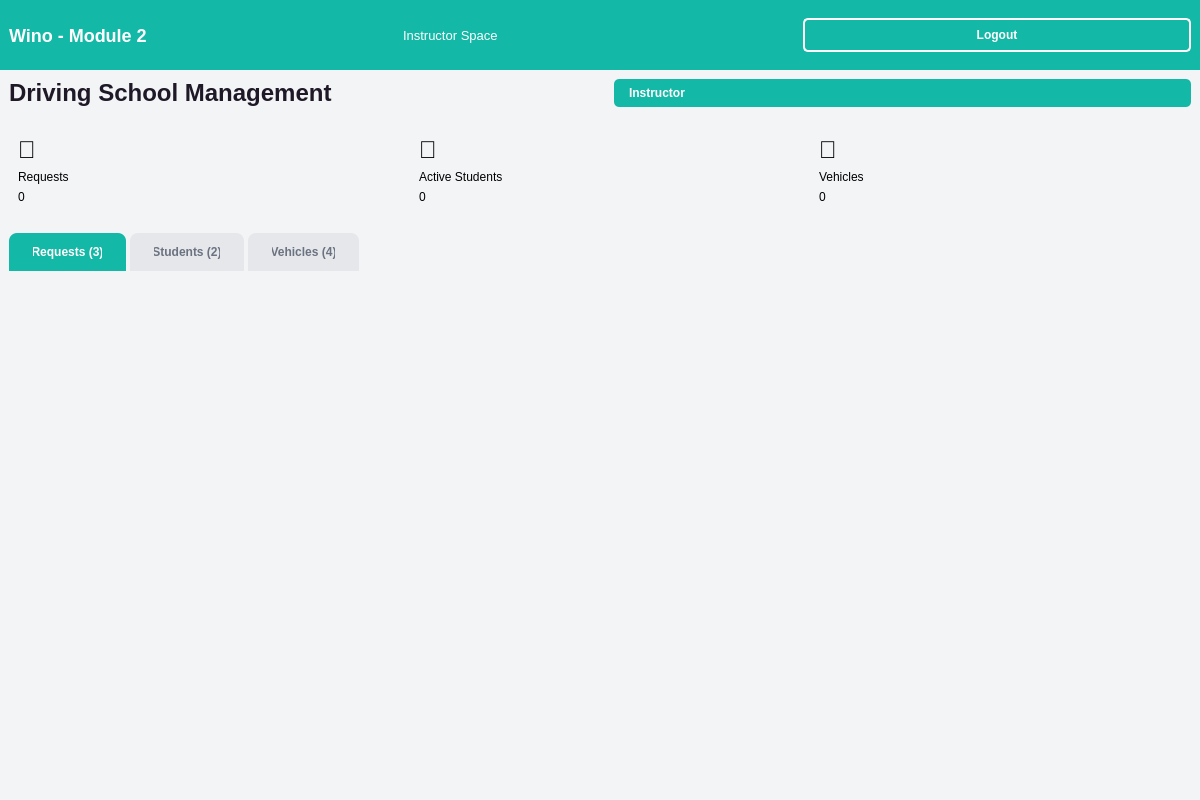
First picture: the form in instructordashboard.ui, repository nesrinemil/wino, before the edit.
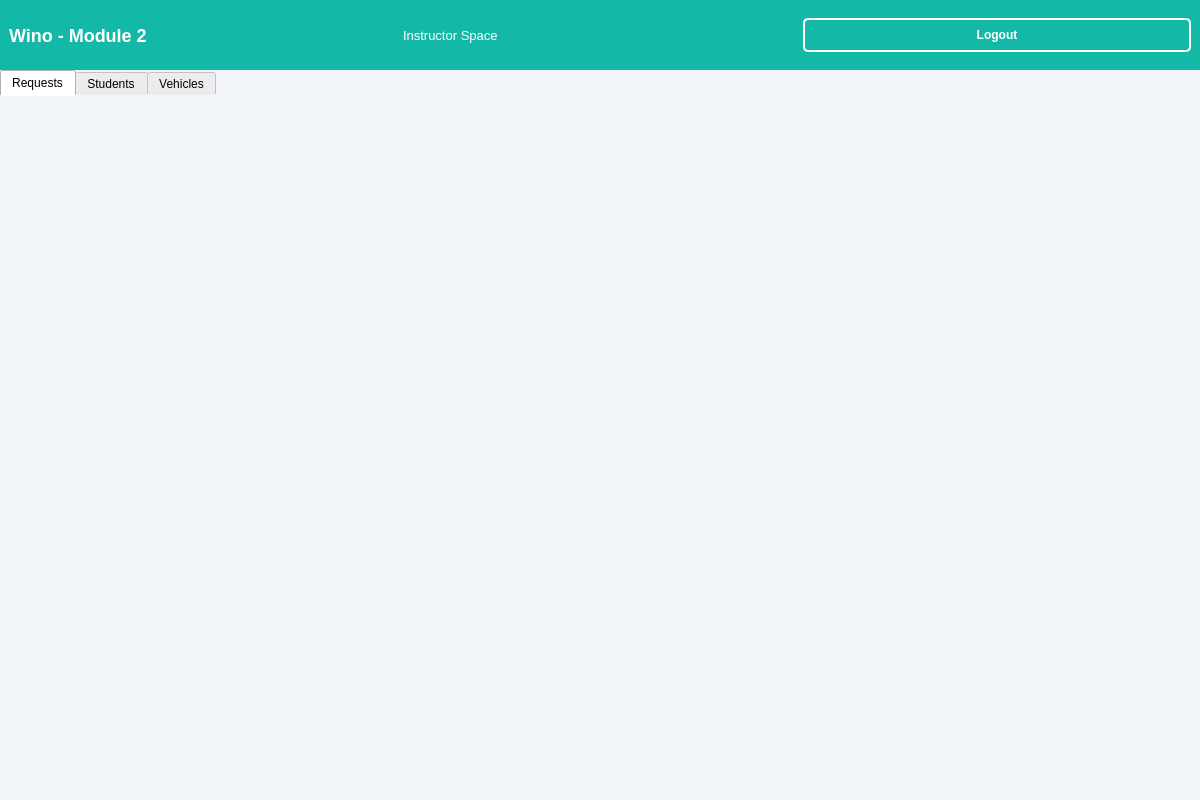
Second picture: the form after the edit.

Commit message: Fix themes, remove admin instructor, improve exam page design and readiness score

```diff
--- a/instructordashboard.ui
+++ b/instructordashboard.ui
@@ -4,17 +4,11 @@
  <widget class="QMainWindow" name="InstructorDashboard">
   <property name="geometry"><rect><x>0</x><y>0</y><width>1200</width><height>800</height></rect></property>
   <property name="windowTitle"><string>Instructor Dashboard</string></property>
-  <property name="styleSheet"><string>QMainWindow { background-color: #F3F4F6; }
+  <property name="styleSheet"><string>QMainWindow { background-color: #F1F5F9; }
 #headerWidget { background-color: #14B8A6; }
 #headerTitle { color: white; font-size: 18px; font-weight: bold; }
 #logoutButton { background-color: transparent; color: white; border: 2px solid white; border-radius: 5px; padding: 8px 20px; font-weight: bold; }
-.statCard { background-color: white; border-radius: 10px; padding: 15px; }
-.statLabel { color: #6B7280; font-size: 13px; }
-.statCount { color: #1F1827; font-size: 28px; font-weight: bold; }
-QTabWidget::pane { border: none; background-color: transparent; }
-QTabBar::tab { background-color: #E5E7EB; color: #6B7280; padding: 12px 24px; border-top-left-radius: 8px; border-top-right-radius: 8px; margin-right: 4px; font-weight: bold; }
-QTabBar::tab:selected { background-color: #14B8A6; color: white; }
-#instructorBadge { background-color: #14B8A6; color: white; border-radius: 5px; padding: 6px 12px; font-weight: bold; }</string></property>
+QTabWidget::pane { border: none; background-color: transparent; }</string></property>
   <widget class="QWidget" name="centralwidget">
    <layout class="QVBoxLayout" name="verticalLayout">
     <property name="spacing"><number>0</number></property>
@@ -36,68 +30,37 @@
     </item>
     <item>
      <widget class="QWidget" name="contentWidget" native="true">
+      <property name="styleSheet"><string>background-color: #F1F5F9;</string></property>
       <layout class="QVBoxLayout" name="verticalLayout_2">
-       <property name="spacing"><number>20</number></property>
-       <item>
-        <layout class="QHBoxLayout" name="horizontalLayout_2">
-         <item><widget class="QLabel" name="pageTitle"><property name="text"><string>Driving School Management</string></property><property name="styleSheet"><string>font-size: 24px; font-weight: bold; color: #1F1827;</string></property></widget></item>
-         <item><spacer name="horizontalSpacer_2"><property name="orientation"><enum>Qt::Horizontal</enum></property></spacer></item>
-         <item><widget class="QLabel" name="instructorBadge"><property name="text"><string>Instructor</string></property></widget></item>
-        </layout>
-       </item>
-       <item>
-        <layout class="QHBoxLayout" name="statsLayout">
-         <item>
-          <widget class="QFrame" name="requestsCard">
-           <property name="class" stdset="0"><string notr="true">statCard</string></property>
-           <layout class="QVBoxLayout" name="verticalLayout_3">
-            <item><widget class="QLabel" name="requestsIcon"><property name="text"><string>📝</string></property><property name="styleSheet"><string>font-size: 24px;</string></property></widget></item>
-            <item><widget class="QLabel" name="requestsLabel"><property name="text"><string>Requests</string></property><property name="class" stdset="0"><string>statLabel</string></property></widget></item>
-            <item><widget class="QLabel" name="requestsCountLabel"><property name="text"><string>0</string></property><property name="class" stdset="0"><string>statCount</string></property></widget></item>
-           </layout>
-          </widget>
-         </item>
-         <item>
-          <widget class="QFrame" name="studentsCard">
-           <property name="class" stdset="0"><string notr="true">statCard</string></property>
-           <layout class="QVBoxLayout" name="verticalLayout_4">
-            <item><widget class="QLabel" name="studentsIcon"><property name="text"><string>👥</string></property><property name="styleSheet"><string>font-size: 24px;</string></property></widget></item>
-            <item><widget class="QLabel" name="studentsLabel"><property name="text"><string>Active Students</string></property><property name="class" stdset="0"><string>statLabel</string></property></widget></item>
-            <item><widget class="QLabel" name="studentsCountLabel"><property name="text"><string>0</string></property><property name="class" stdset="0"><string>statCount</string></property></widget></item>
-           </layout>
-          </widget>
-         </item>
-         <item>
-          <widget class="QFrame" name="vehiclesCard">
-           <property name="class" stdset="0"><string notr="true">statCard</string></property>
-           <layout class="QVBoxLayout" name="verticalLayout_5">
-            <item><widget class="QLabel" name="vehiclesIcon"><property name="text"><string>🚗</string></property><property name="styleSheet"><string>font-size: 24px;</string></property></widget></item>
-            <item><widget class="QLabel" name="vehiclesLabel"><property name="text"><string>Vehicles</string></property><property name="class" stdset="0"><string>statLabel</string></property></widget></item>
-            <item><widget class="QLabel" name="vehiclesCountLabel"><property name="text"><string>0</string></property><property name="class" stdset="0"><string>statCount</string></property></widget></item>
-           </layout>
-          </widget>
-         </item>
-        </layout>
-       </item>
+       <property name="spacing"><number>0</number></property>
+       <property name="leftMargin"><number>0</number></property>
+       <property name="topMargin"><number>0</number></property>
+       <property name="rightMargin"><number>0</number></property>
+       <property name="bottomMargin"><number>0</number></property>
        <item>
         <widget class="QTabWidget" name="tabWidget">
          <property name="currentIndex"><number>0</number></property>
          <widget class="QWidget" name="requestsTab">
-          <attribute name="title"><string>Requests (3)</string></attribute>
+          <attribute name="title"><string>Requests</string></attribute>
           <layout class="QVBoxLayout" name="verticalLayout_6">
+           <property name="spacing"><number>0</number></property>
+           <property name="leftMargin"><number>0</number></property>
+           <property name="topMargin"><number>0</number></property>
+           <property name="rightMargin"><number>0</number></property>
+           <property name="bottomMargin"><number>0</number></property>
            <item>
             <widget class="QScrollArea" name="scrollArea">
              <property name="widgetResizable"><bool>true</bool></property>
              <property name="styleSheet"><string>border: none; background-color: transparent;</string></property>
              <widget class="QWidget" name="requestsContainer">
-              <property name="geometry"><rect><x>0</x><y>0</y><width>1140</width><height>450</height></rect></property>
+              <property name="geometry"><rect><x>0</x><y>0</y><width>960</width><height>700</height></rect></property>
              </widget>
             </widget>
            </item>
           </layout>
          </widget>
          <widget class="QWidget" name="studentsTab">
-          <attribute name="title"><string>Students (2)</string></attribute>
+          <attribute name="title"><string>Students</string></attribute>
           <layout class="QVBoxLayout" name="verticalLayout_7">
            <item>
             <widget class="QScrollArea" name="scrollArea_2">
@@ -111,7 +74,7 @@
           </layout>
          </widget>
          <widget class="QWidget" name="vehiclesTab">
-          <attribute name="title"><string>Vehicles (4)</string></attribute>
+          <attribute name="title"><string>Vehicles</string></attribute>
           <layout class="QVBoxLayout" name="verticalLayout_8">
            <item>
             <widget class="QScrollArea" name="scrollArea_3">
```
Left out of the diff: 14 changed lines with no effect on the pictures. The commit also changes 27 other files.
